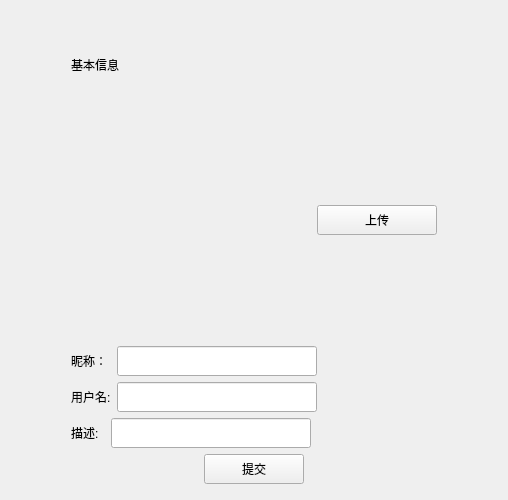
Stan-Vincent/HChat-demo, file Client/userinfopage.ui: the form before one commit.
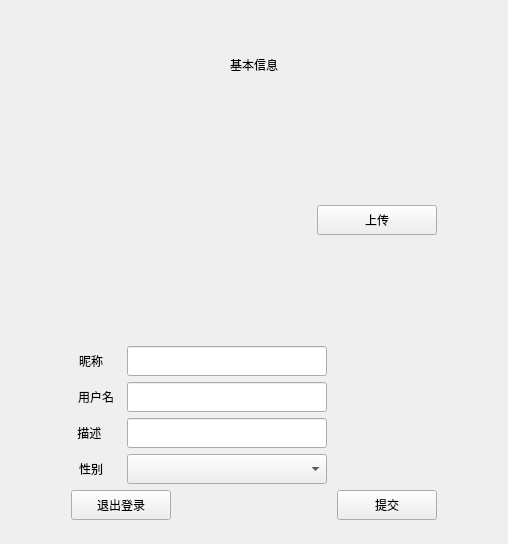
The form after the commit.

Patch:
```diff
--- a/Client/userinfopage.ui
+++ b/Client/userinfopage.ui
@@ -7,7 +7,7 @@
     <x>0</x>
     <y>0</y>
     <width>508</width>
-    <height>487</height>
+    <height>544</height>
    </rect>
   </property>
   <property name="windowTitle">
@@ -62,6 +62,9 @@
        <property name="text">
         <string>基本信息</string>
        </property>
+       <property name="alignment">
+        <set>Qt::AlignCenter</set>
+       </property>
       </widget>
      </item>
      <item>
@@ -158,8 +161,17 @@
       <layout class="QHBoxLayout" name="horizontalLayout_2">
        <item>
         <widget class="QLabel" name="label">
+         <property name="minimumSize">
+          <size>
+           <width>50</width>
+           <height>0</height>
+          </size>
+         </property>
          <property name="text">
-          <string>昵称： </string>
+          <string>昵称   </string>
+         </property>
+         <property name="alignment">
+          <set>Qt::AlignCenter</set>
          </property>
         </widget>
        </item>
@@ -198,8 +210,17 @@
       <layout class="QHBoxLayout" name="horizontalLayout_3">
        <item>
         <widget class="QLabel" name="label_2">
+         <property name="minimumSize">
+          <size>
+           <width>50</width>
+           <height>0</height>
+          </size>
+         </property>
          <property name="text">
-          <string>用户名:</string>
+          <string>用户名</string>
+         </property>
+         <property name="alignment">
+          <set>Qt::AlignCenter</set>
          </property>
         </widget>
        </item>
@@ -238,8 +259,17 @@
       <layout class="QHBoxLayout" name="horizontalLayout_4">
        <item>
         <widget class="QLabel" name="label_3">
+         <property name="minimumSize">
+          <size>
+           <width>50</width>
+           <height>0</height>
+          </size>
+         </property>
          <property name="text">
-          <string>描述:  </string>
+          <string>描述    </string>
+         </property>
+         <property name="alignment">
+          <set>Qt::AlignCenter</set>
          </property>
         </widget>
        </item>
@@ -274,8 +304,89 @@
        </item>
       </layout>
      </item>
+     <item>
+      <layout class="QHBoxLayout" name="horizontalLayout_6">
+       <item>
+        <widget class="QLabel" name="label_4">
+         <property name="minimumSize">
+          <size>
+           <width>50</width>
+           <height>0</height>
+          </size>
+         </property>
+         <property name="text">
+          <string>性别   </string>
+         </property>
+         <property name="alignment">
+          <set>Qt::AlignCenter</set>
+         </property>
+        </widget>
+       </item>
+       <item>
+        <widget class="QComboBox" name="sex_cbx">
+         <property name="minimumSize">
+          <size>
+           <width>200</width>
+           <height>30</height>
+          </size>
+         </property>
+         <property name="maximumSize">
+          <size>
+           <width>200</width>
+           <height>30</height>
+          </size>
+         </property>
+        </widget>
+       </item>
+       <item>
+        <spacer name="horizontalSpacer_4">
+         <property name="orientation">
+          <enum>Qt::Horizontal</enum>
+         </property>
+         <property name="sizeHint" stdset="0">
+          <size>
+           <width>40</width>
+           <height>20</height>
+          </size>
+         </property>
+        </spacer>
+       </item>
+      </layout>
+     </item>
      <item>
       <layout class="QHBoxLayout" name="horizontalLayout_5">
+       <item>
+        <widget class="QPushButton" name="logout_btn">
+         <property name="minimumSize">
+          <size>
+           <width>100</width>
+           <height>30</height>
+          </size>
+         </property>
+         <property name="maximumSize">
+          <size>
+           <width>100</width>
+           <height>30</height>
+          </size>
+         </property>
+         <property name="text">
+          <string>退出登录</string>
+         </property>
+        </widget>
+       </item>
+       <item>
+        <spacer name="horizontalSpacer_logout">
+         <property name="orientation">
+          <enum>Qt::Horizontal</enum>
+         </property>
+         <property name="sizeHint" stdset="0">
+          <size>
+           <width>40</width>
+           <height>20</height>
+          </size>
+         </property>
+        </spacer>
+       </item>
        <item>
         <widget class="QPushButton" name="submit_btn">
          <property name="minimumSize">
```
